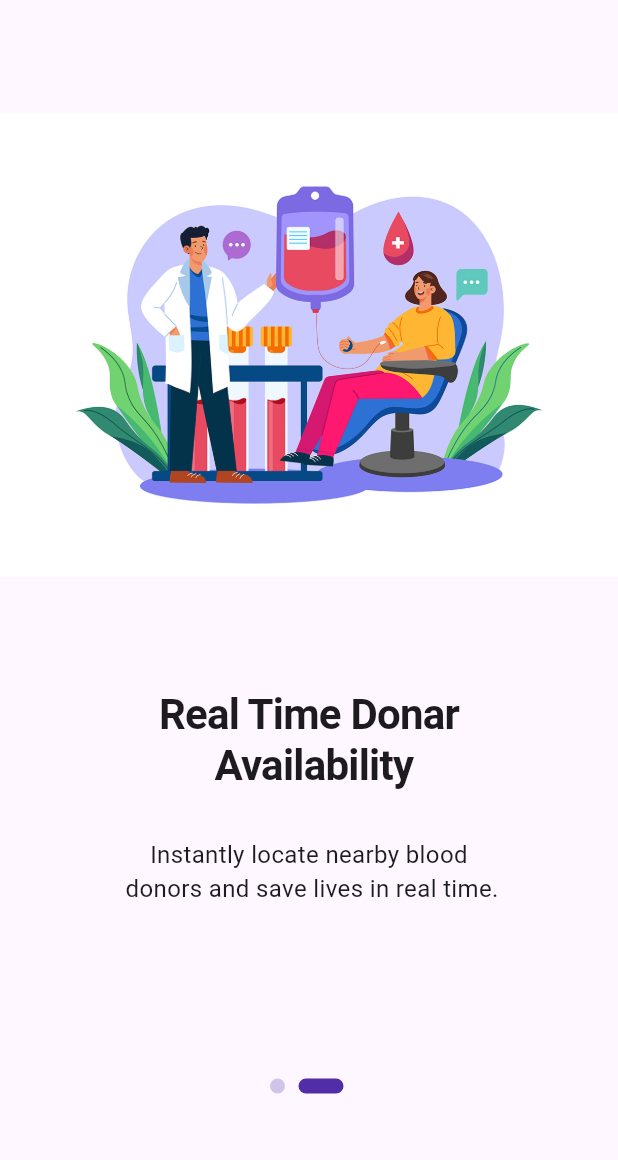
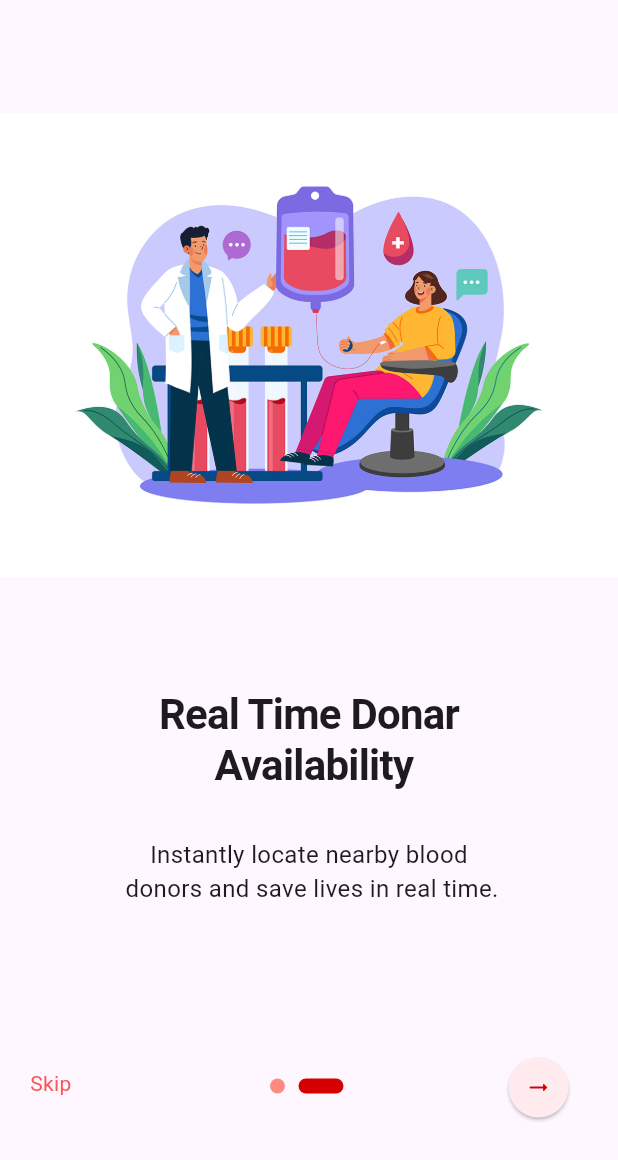
Before and after one commit to meetshaheer/Flutter-On-boarding-Screen, a Flutter app: the screen it shows after launch, swiped to page 2, on a phone screen of 412 x 824 dp. Shown: the top 1160 px of the screen. Run offline on Flutter 3.47's test engine with Material 3 defaults, Android fonts, the phone set to English and light mode, and no system bars; Roboto replaces fonts that are missing (Josef).

Commit message:
Updated with Splash screen and onboarding screen

```diff
--- a/onboarding/lib/main.dart
+++ b/onboarding/lib/main.dart
@@ -1,5 +1,7 @@
 import 'package:flutter/material.dart';
-import 'package:onboarding/on-boarding/onboarding.dart';
+import 'package:onboarding/Home/dashboardscreen.dart';
+import 'package:onboarding/on-boarding%20Screen/onboarding.dart';
+import 'package:onboarding/spash%20screen/screen.dart';
 
 void main(List<String> args) {
   runApp(myApp());
@@ -11,7 +13,8 @@ class myApp extends StatelessWidget {
   @override
   Widget build(BuildContext context) {
     return MaterialApp(
-      home: onboarding(),
+      debugShowCheckedModeBanner: false,
+      home: splashscreen(),
     );
   }
 }
--- a/onboarding/lib/on-boarding/onboarding.dart
+++ b/onboarding/lib/on-boarding Screen/onboarding.dart
@@ -1,6 +1,8 @@
+import 'package:flutter/foundation.dart';
 import 'package:flutter/material.dart';
+import 'package:onboarding/Home/dashboardscreen.dart';
 import 'package:onboarding/constants/images.dart';
-import 'package:onboarding/on-boarding/content.dart';
+import 'package:onboarding/on-boarding%20Screen/content.dart';
 
 class onboarding extends StatefulWidget {
   const onboarding({super.key});
@@ -90,8 +92,8 @@ class _onboardingState extends State<onboarding> {
                         width: currentindex == index ? 30 : 10,
                         decoration: BoxDecoration(
                             color: currentindex == index
-                                ? Colors.deepPurple[700]
-                                : Colors.deepPurple[100],
+                                ? Colors.redAccent[700]
+                                : Colors.redAccent[100],
                             //
                             borderRadius: BorderRadius.circular(40)),
                       ),
@@ -100,6 +102,49 @@ class _onboardingState extends State<onboarding> {
                 ),
               ),
             ),
+            Positioned(
+              bottom: 92,
+              left: 20,
+              child: InkWell(
+                onTap: () {
+                  Navigator.pushReplacement(
+                    context,
+                    MaterialPageRoute(
+                      builder: (context) => dashboard(),
+                    ),
+                  );
+                },
+                child: Text(
+                  "Skip",
+                  style: TextStyle(
+                    color: Colors.redAccent,
+                  ),
+                ),
+              ),
+            ),
+            Positioned(
+                bottom: 75,
+                right: 20,
+                child: currentindex == pageViewContent.length - 1
+                    ? ElevatedButton(
+                        style: ButtonStyle(
+                            backgroundColor:
+                                MaterialStatePropertyAll(Colors.red[50]),
+                            shape: MaterialStatePropertyAll(CircleBorder())),
+                        onPressed: () {
+                          Navigator.pushReplacement(
+                            context,
+                            MaterialPageRoute(
+                              builder: (context) => dashboard(),
+                            ),
+                          );
+                        },
+                        child: Icon(
+                          Icons.arrow_right_alt_rounded,
+                          color: Colors.redAccent[700],
+                        ),
+                      )
+                    : SizedBox()),
           ],
         ),
       ),
```
Also changed, not shown: onboarding/lib/Home/dashboardscreen.dart (added, +14 -0 lines), onboarding/lib/spash screen/screen.dart (added, +113 -0 lines), onboarding/assets/images/spalsh screen logo.jpg (added), onboarding/lib/on-boarding Screen/content.dart (renamed from onboarding/lib/on-boarding/content.dart).
